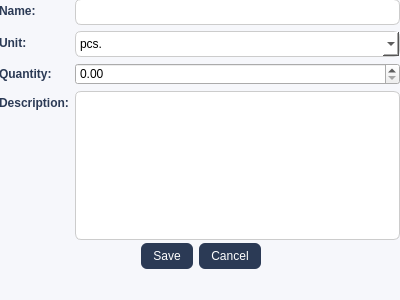
This is ui/materialDialog.ui in MagdaOleksandrTeam/ProductionPlanner as Qt 5 draws it before an edit. The edited form follows.
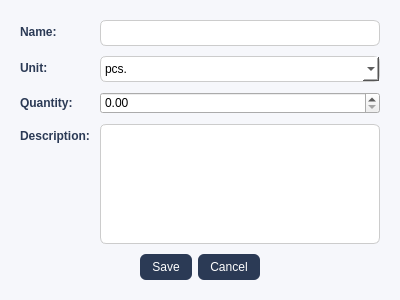
This is the edited form.

Commit message: add flexible state to materialdialog view

```diff
--- a/ui/materialDialog.ui
+++ b/ui/materialDialog.ui
@@ -38,38 +38,27 @@
     padding: 6px 12px;
 }
 
-QDialogButtonBox QPushButton:hover {
-    background-color: #3b4f70;
-}</string>
-  </property>
-  <widget class="QDialogButtonBox" name="MaterialButtonBox">
-   <property name="geometry">
-    <rect>
-     <x>30</x>
-     <y>240</y>
-     <width>341</width>
-     <height>32</height>
-    </rect>
-   </property>
-   <property name="orientation">
-    <enum>Qt::Orientation::Horizontal</enum>
-   </property>
-   <property name="standardButtons">
-    <set>QDialogButtonBox::StandardButton::Cancel|QDialogButtonBox::StandardButton::Save</set>
-   </property>
-   <property name="centerButtons">
-    <bool>true</bool>
-   </property>
-  </widget>
-  <widget class="QWidget" name="formLayoutWidget">
-   <property name="geometry">
-    <rect>
-     <x>-1</x>
-     <y>-1</y>
-     <width>401</width>
-     <height>241</height>
-    </rect>
-   </property>
+                QDialogButtonBox QPushButton:hover {
+                background-color: #3b4f70;
+                }</string>
+        </property>
+        <layout class="QVBoxLayout" name="mainLayout">
+            <property name="spacing">
+                <number>10</number>
+            </property>
+            <property name="leftMargin">
+                <number>20</number>
+            </property>
+            <property name="topMargin">
+                <number>20</number>
+            </property>
+            <property name="rightMargin">
+                <number>20</number>
+            </property>
+            <property name="bottomMargin">
+                <number>20</number>
+            </property>
+            <item>
    <layout class="QFormLayout" name="formLayout">
     <item row="0" column="0">
      <widget class="QLabel" name="labelName">
@@ -140,12 +129,26 @@
      <widget class="QTextEdit" name="teDescription"/>
     </item>
     <item row="2" column="1">
-     <widget class="QDoubleSpinBox" name="sbQuantity"/>
-    </item>
-   </layout>
-  </widget>
- </widget>
- <resources/>
+                        <widget class="QDoubleSpinBox" name="sbQuantity" />
+                    </item>
+                </layout>
+            </item>
+            <item>
+                <widget class="QDialogButtonBox" name="MaterialButtonBox">
+                    <property name="orientation">
+                        <enum>Qt::Horizontal</enum>
+                    </property>
+                    <property name="standardButtons">
+                        <set>QDialogButtonBox::Cancel|QDialogButtonBox::Save</set>
+                    </property>
+                    <property name="centerButtons">
+                        <bool>true</bool>
+                    </property>
+                </widget>
+            </item>
+        </layout>
+    </widget>
+    <resources />
  <connections>
   <connection>
    <sender>MaterialButtonBox</sender>
```
Left out of the diff: 42 changed lines with no effect on the pictures. Lines whose indentation alone changed are shown as unchanged.
